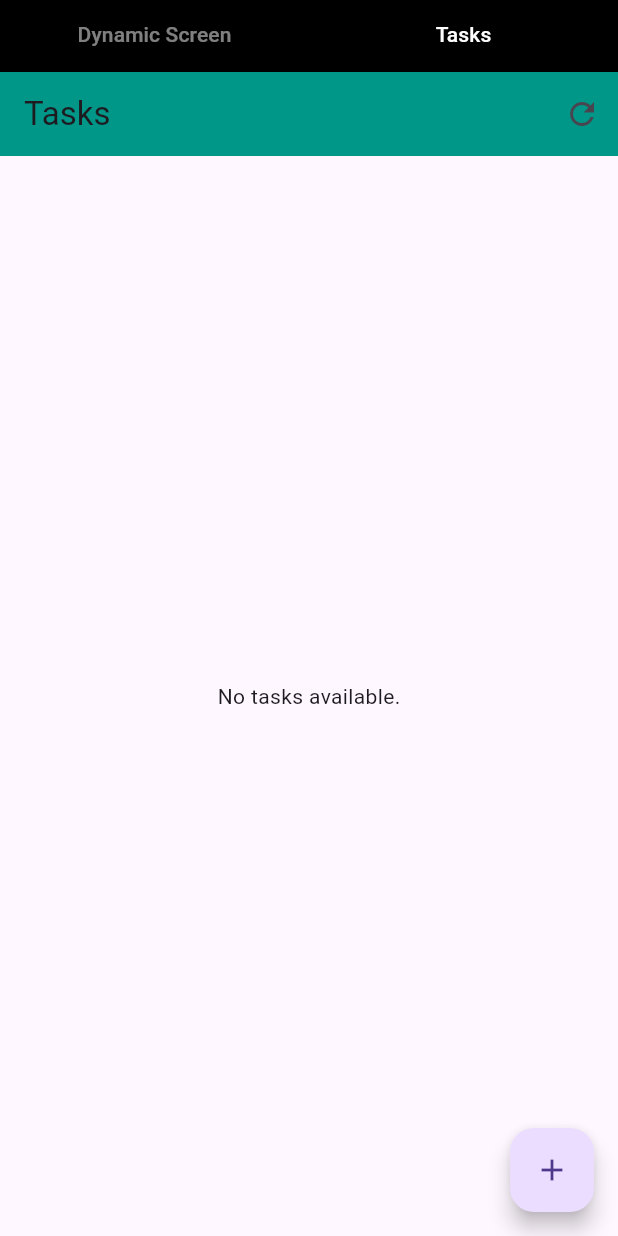
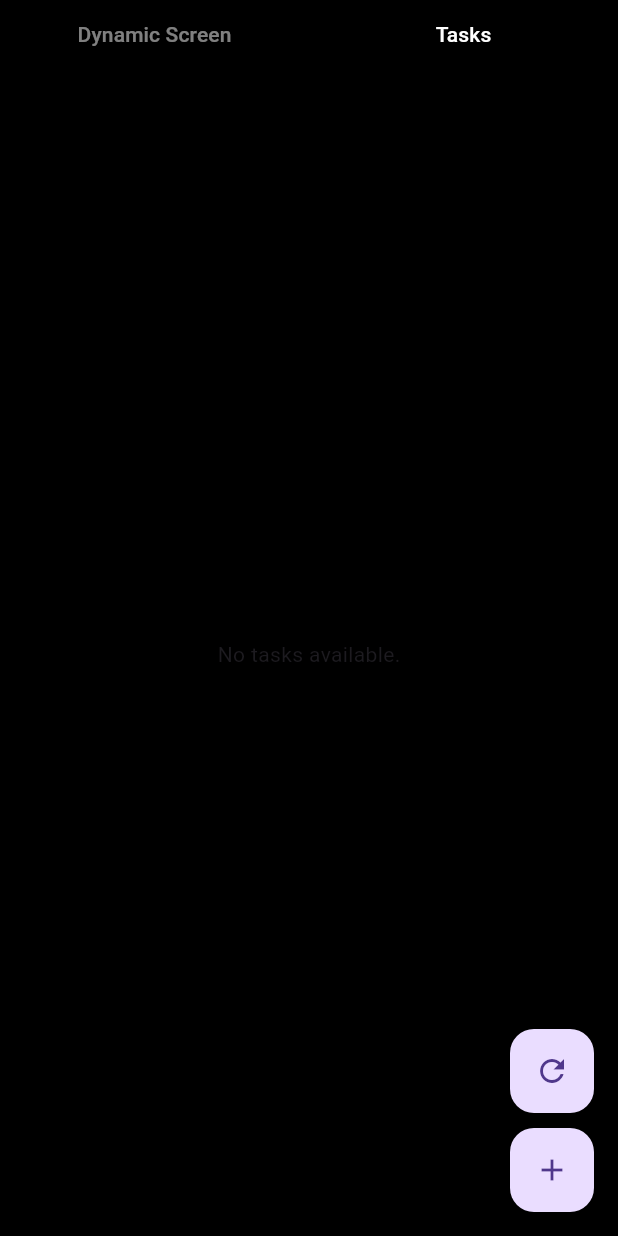
Before and after one commit to ramilsalihar/dynamic_ui, a Flutter app: the screen it shows after launch, tab 2 chosen, on a phone screen of 412 x 824 dp. Run offline on Flutter 3.47's test engine with Material 3 defaults, Android fonts, the light colour scheme and no system bars; our stand-ins replace cloud_firestore, firebase_core, flutter_riverpod, get_it; accounts and stored records are empty.

Commit message:
minor changes

```diff
--- a/lib/core/config/screen_config.dart
+++ b/lib/core/config/screen_config.dart
@@ -33,7 +33,6 @@ class ScreenConfigController {
     );
   }
 
-  // Set the primary color in ThemeManager
   void updatePrimaryColor(Color backgroundColor) {
     final themeManager = GetIt.instance<ThemeManager>();
     themeManager.updatePrimaryColor(backgroundColor);
--- a/lib/main.dart
+++ b/lib/main.dart
@@ -14,6 +14,7 @@ void main() async {
   );
 
   setupLocator();
+
   final screenConfigController = getIt<ScreenConfigController>();
   try {
     final jsonString = await rootBundle.loadString('assets/screen_1.json');
--- a/lib/screens/second_tab_screen.dart
+++ b/lib/screens/second_tab_screen.dart
@@ -1,3 +1,5 @@
+import 'package:dynamic_ui/core/config/screen_config.dart';
+import 'package:dynamic_ui/core/service_locator.dart';
 import 'package:dynamic_ui/models/task.dart';
 import 'package:dynamic_ui/notifiers/task_notifier.dart';
 import 'package:dynamic_ui/screens/tasks/task_card.dart';
@@ -19,30 +21,24 @@ class SecondTabScreenState extends ConsumerState<SecondTabScreen> {
     taskNotifier.loadTasks();
   }
 
-  // Refresh logic
   Future<void> _onRefresh() async {
     await ref.read(taskNotifierProvider.notifier).loadTasks();
   }
 
   @override
   Widget build(BuildContext context) {
+    final screenConfigController = getIt<ScreenConfigController>();
     final tasks = ref.watch(taskNotifierProvider);
+    final backgroundColor = screenConfigController.backgroundColor;
 
     return Scaffold(
-      appBar: AppBar(
-        title: const Text('Tasks'),
-        actions: [
-          IconButton(
-            icon: const Icon(Icons.refresh),
-            onPressed: () => ref.read(taskNotifierProvider.notifier).loadTasks(),
-          ),
-        ],
-      ),
+      backgroundColor: backgroundColor,
       body: tasks.isEmpty
           ? const Center(child: Text('No tasks available.'))
           : RefreshIndicator(
-        onRefresh: _onRefresh, // Refresh function triggered on pull-to-refresh
+        onRefresh: _onRefresh,
         child: ListView.builder(
+          padding: const EdgeInsets.only(top: 20),
           itemCount: tasks.length,
           itemBuilder: (context, index) {
             final task = tasks[index];
@@ -50,9 +46,22 @@ class SecondTabScreenState extends ConsumerState<SecondTabScreen> {
           },
         ),
       ),
-      floatingActionButton: FloatingActionButton(
+      floatingActionButtonLocation: FloatingActionButtonLocation.endFloat,
+      floatingActionButton: Column(
+        mainAxisAlignment: MainAxisAlignment.end,
+        children: [
+          FloatingActionButton(
             onPressed: () async {
-          // Example task addition
+              _onRefresh();
+              ScaffoldMessenger.of(context).showSnackBar(
+                const SnackBar(content: Text('Tasks refreshed')),
+              );
+            },
+            child: const Icon(Icons.refresh),
+          ),
+          const SizedBox(height: 10),
+          FloatingActionButton(
+            onPressed: () async {
               final newTask = Task(
                 taskId: DateTime.now().millisecondsSinceEpoch.toString(),
                 createdAt: DateTime.now(),
@@ -65,6 +74,8 @@ class SecondTabScreenState extends ConsumerState<SecondTabScreen> {
             },
             child: const Icon(Icons.add),
           ),
+        ],
+      ),
     );
   }
 }
```
Also changed, not shown: lib/core/extensions/date_format.dart (+8 -0 lines), lib/screens/tasks/task_card.dart (+23 -3 lines). Lines whose indentation alone changed are shown as unchanged.
